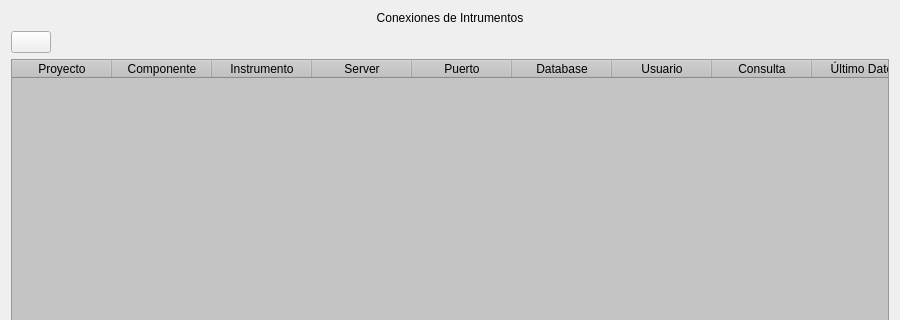
First picture: the form in ui/conexiones.ui, repository ivanrv23/E-Monitoring-SqlServer, before the edit; both pictures show x 0 to 900 and y 0 to 320 of the 900 by 600 pixel window.
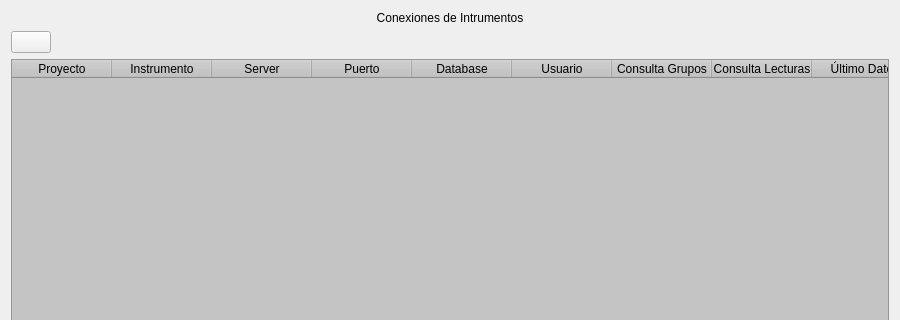
Second picture: the form after the edit.

Commit message: correcciones en conexiones y gráfica

```diff
--- a/ui/conexiones.ui
+++ b/ui/conexiones.ui
@@ -67,11 +67,6 @@
        <string>Proyecto</string>
       </property>
      </column>
-     <column>
-      <property name="text">
-       <string>Componente</string>
-      </property>
-     </column>
      <column>
       <property name="text">
        <string>Instrumento</string>
@@ -99,7 +94,12 @@
      </column>
      <column>
       <property name="text">
-       <string>Consulta</string>
+       <string>Consulta Grupos</string>
+      </property>
+     </column>
+     <column>
+      <property name="text">
+       <string>Consulta Lecturas</string>
       </property>
      </column>
      <column>
```
The commit also changes 13 other files.
